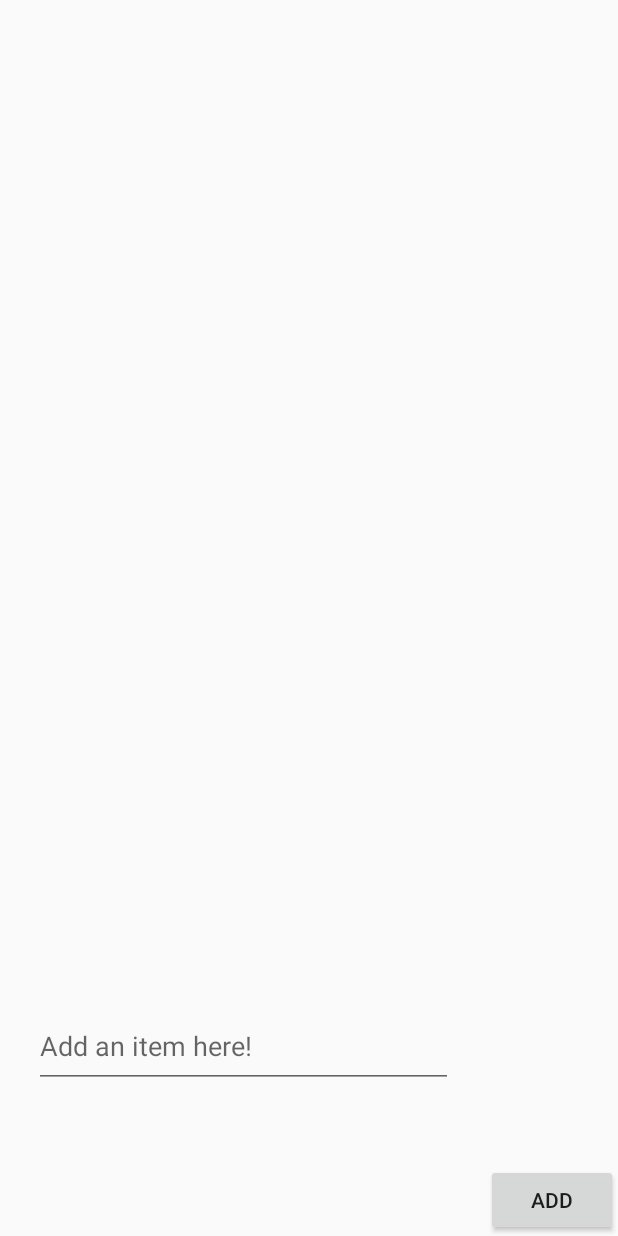
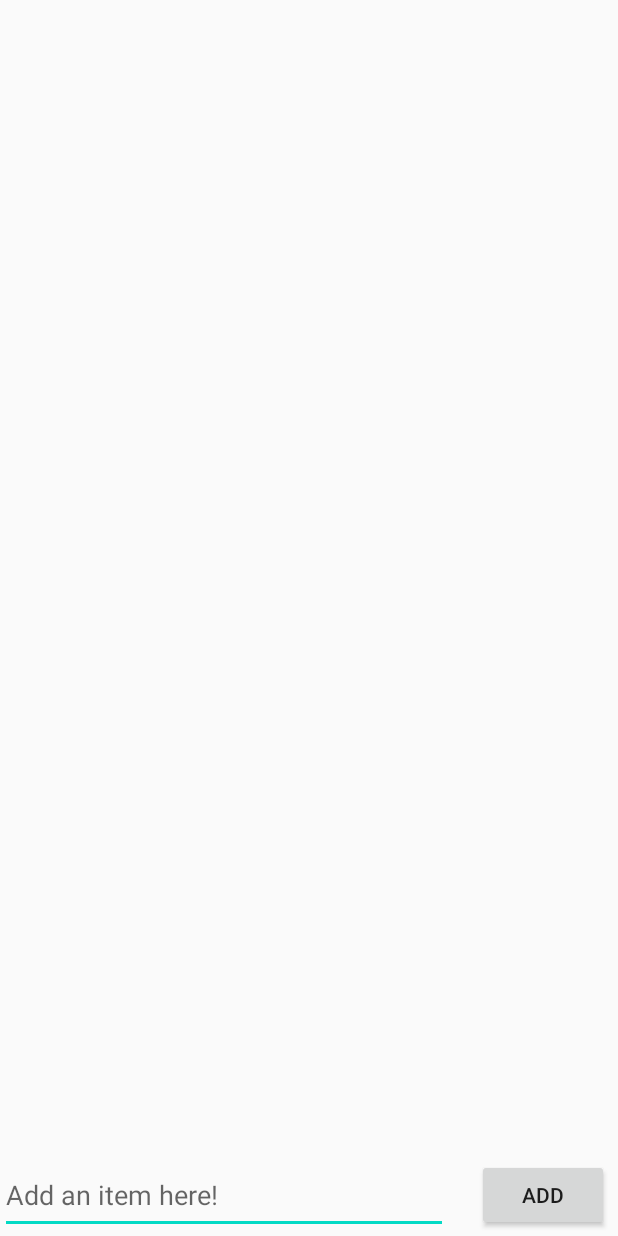
Before and after one commit to SusanNiu/SimpleToDo, an Android app: the layout activity_main.xml on its own in the app's theme, with its tools: preview values and no code run, on a phone screen of 412 x 824 dp. Run offline under Robolectric (Android 15) with nearby library versions, the phone set to English and light mode, and no system bars.

Commit message:
switch constraint to relative

```diff
--- a/app/src/main/res/layout/activity_main.xml
+++ b/app/src/main/res/layout/activity_main.xml
@@ -1,8 +1,6 @@
 <?xml version="1.0" encoding="utf-8"?>
-<androidx.constraintlayout.widget.ConstraintLayout xmlns:android="http://schemas.android.com/apk/res/android"
-    xmlns:app="http://schemas.android.com/apk/res-auto"
+<RelativeLayout xmlns:android="http://schemas.android.com/apk/res/android"
     xmlns:tools="http://schemas.android.com/tools"
-    android:id="@+id/rvlItem"
     android:layout_width="match_parent"
     android:layout_height="match_parent"
     tools:context=".MainActivity">
@@ -13,29 +11,30 @@
         android:layout_height="wrap_content"
         android:layout_alignParentEnd="true"
         android:layout_alignParentBottom="true"
+        android:layout_marginEnd="6dp"
+        android:layout_marginBottom="3dp"
         android:text="Add"
-        app:layout_constraintBottom_toBottomOf="parent"
-        app:layout_constraintEnd_toEndOf="parent"
         tools:ignore="HardcodedText" />
-
-    <androidx.recyclerview.widget.RecyclerView
-        android:id="@+id/recyclerView"
-        android:layout_width="408dp"
-        android:layout_height="670dp"
-        app:layout_constraintEnd_toEndOf="parent"
-        app:layout_constraintStart_toStartOf="parent"
-        app:layout_constraintTop_toTopOf="parent" />
 
     <EditText
         android:id="@+id/edItem"
-        android:layout_width="279dp"
-        android:layout_height="55dp"
+        android:layout_width="304dp"
+        android:layout_height="51dp"
+        android:layout_alignParentBottom="true"
+        android:layout_marginTop="44dp"
+        android:layout_marginEnd="19dp"
+        android:layout_marginBottom="1dp"
+        android:layout_toStartOf="@+id/btnAdd"
         android:ems="10"
         android:hint="@string/add_an_item_here"
-        android:inputType="text"
-        app:layout_constraintEnd_toStartOf="@+id/btnAdd"
-        app:layout_constraintStart_toStartOf="parent"
-        app:layout_constraintTop_toBottomOf="@id/recyclerView"
-         />
+        android:inputType="text" />
 
-</androidx.constraintlayout.widget.ConstraintLayout>
+    <androidx.recyclerview.widget.RecyclerView
+        android:id="@+id/rvlItem"
+        android:layout_width="match_parent"
+        android:layout_height="717dp"
+        android:layout_above="@+id/edItem"
+        android:layout_marginBottom="-38dp" />
+
+
+</RelativeLayout>
```
